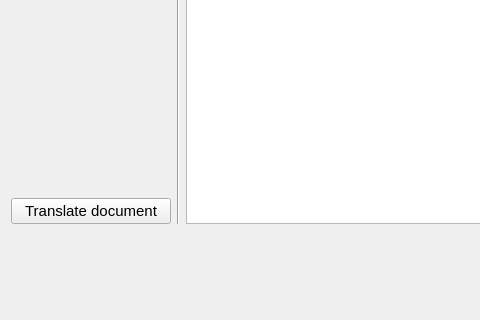
Old version of the form src/GUI/gpmainwindow.ui in the repository denix56/Apertium-GP; both pictures show x 0 to 480 and y 280 to 600 of the 1010 by 600 pixel window.
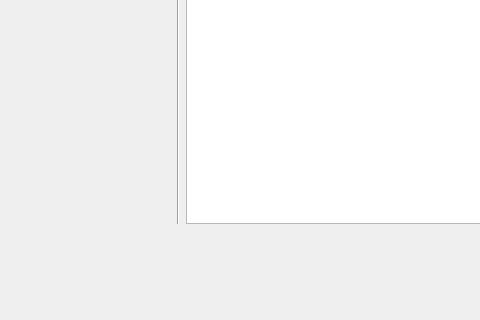
New version of the form. Icons and pictures are not drawn. Custom widgets are drawn as their Qt base class.

Commit message: changes in class hierarchy, added tesseract support, bug fixes

```diff
--- a/src/GUI/gpmainwindow.ui
+++ b/src/GUI/gpmainwindow.ui
@@ -437,18 +437,6 @@
         </property>
        </spacer>
       </item>
-      <item>
-       <widget class="QPushButton" name="docTranslateBtn">
-        <property name="font">
-         <font>
-          <pointsize>11</pointsize>
-         </font>
-        </property>
-        <property name="text">
-         <string>Translate document</string>
-        </property>
-       </widget>
-      </item>
      </layout>
     </item>
     <item row="1" column="2">
```
The commit also changes 39 other files.
